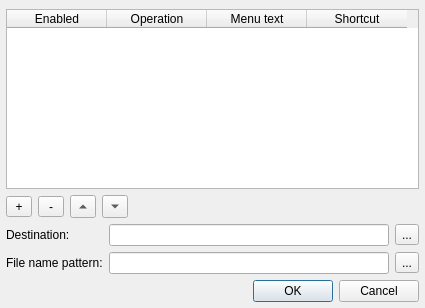
Qt form src/plugins/General/fileops/settingsdialog.ui (ksv1986/qmmp-staging) before a commit.
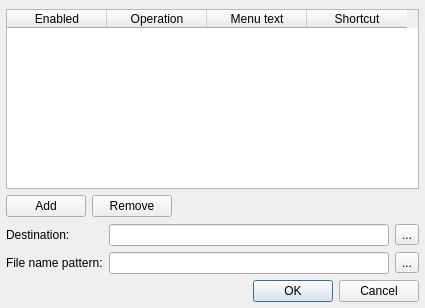
The same form after that commit.

```diff
--- a/src/plugins/General/fileops/settingsdialog.ui
+++ b/src/plugins/General/fileops/settingsdialog.ui
@@ -68,7 +68,7 @@
    <item row="1" column="0" colspan="2">
     <layout class="QHBoxLayout" name="horizontalLayout">
      <item>
-      <widget class="QToolButton" name="newButton">
+      <widget class="QPushButton" name="newButton">
        <property name="minimumSize">
         <size>
          <width>26</width>
@@ -76,12 +76,12 @@
         </size>
        </property>
        <property name="text">
-        <string>+</string>
+        <string>Add</string>
        </property>
       </widget>
      </item>
      <item>
-      <widget class="QToolButton" name="deleteButton">
+      <widget class="QPushButton" name="deleteButton">
        <property name="minimumSize">
         <size>
          <width>26</width>
@@ -89,39 +89,7 @@
         </size>
        </property>
        <property name="text">
-        <string>-</string>
-       </property>
-      </widget>
-     </item>
-     <item>
-      <widget class="QToolButton" name="toolButton">
-       <property name="minimumSize">
-        <size>
-         <width>26</width>
-         <height>0</height>
-        </size>
-       </property>
-       <property name="text">
-        <string>...</string>
-       </property>
-       <property name="arrowType">
-        <enum>Qt::UpArrow</enum>
-       </property>
-      </widget>
-     </item>
-     <item>
-      <widget class="QToolButton" name="toolButton_3">
-       <property name="minimumSize">
-        <size>
-         <width>26</width>
-         <height>0</height>
-        </size>
-       </property>
-       <property name="text">
-        <string>...</string>
-       </property>
-       <property name="arrowType">
-        <enum>Qt::DownArrow</enum>
+        <string>Remove</string>
        </property>
       </widget>
      </item>
```
